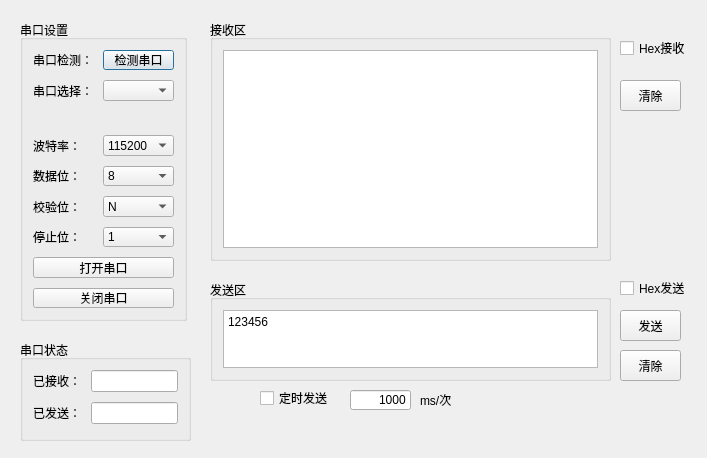
Qt form ui/ui_serial.ui (ZhenhuaWei/BaseSerialPortTool) before a commit.
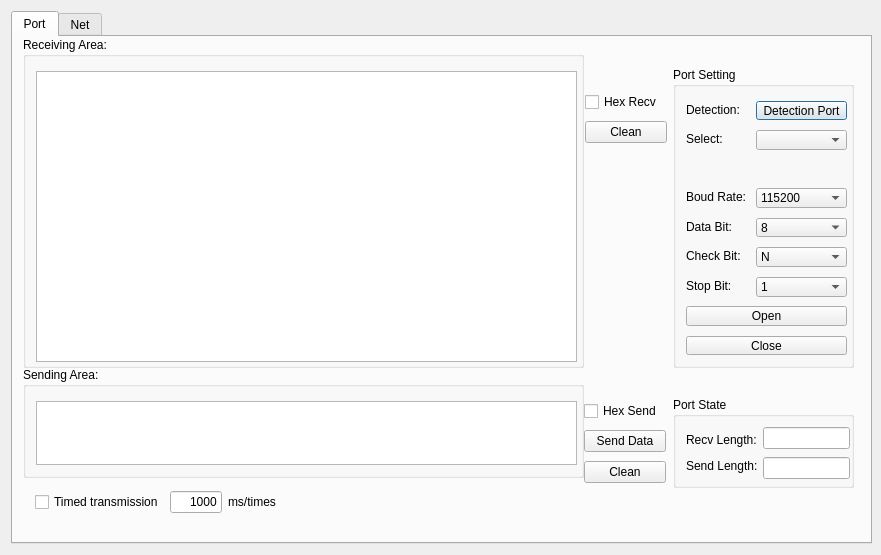
The same form after that commit.

Commit message: 1. Modify the layout, translate Chnese into English. 2. Add Net Tab.

```diff
--- a/ui/ui_serial.ui
+++ b/ui/ui_serial.ui
@@ -6,55 +6,139 @@
    <rect>
     <x>0</x>
     <y>0</y>
-    <width>707</width>
-    <height>458</height>
+    <width>881</width>
+    <height>555</height>
    </rect>
   </property>
+  <property name="minimumSize">
+   <size>
+    <width>881</width>
+    <height>555</height>
+   </size>
+  </property>
+  <property name="maximumSize">
+   <size>
+    <width>881</width>
+    <height>555</height>
+   </size>
+  </property>
   <property name="windowTitle">
    <string>Form</string>
   </property>
+  <layout class="QGridLayout" name="gridLayout">
+   <property name="rightMargin">
+    <number>9</number>
+   </property>
+   <item row="0" column="0">
+    <widget class="QTabWidget" name="tabWidget">
+     <property name="maximumSize">
+      <size>
+       <width>863</width>
+       <height>537</height>
+      </size>
+     </property>
+     <property name="currentIndex">
+      <number>0</number>
+     </property>
+     <widget class="QWidget" name="port_tab">
+      <attribute name="title">
+       <string>Port</string>
+      </attribute>
   <widget class="QGroupBox" name="formGroupBox">
    <property name="geometry">
     <rect>
-     <x>20</x>
-     <y>20</y>
-     <width>167</width>
+         <x>660</x>
+         <y>360</y>
+         <width>181</width>
+         <height>91</height>
+        </rect>
+       </property>
+       <property name="title">
+        <string>Port State</string>
+       </property>
+       <widget class="QLabel" name="label">
+        <property name="geometry">
+         <rect>
+          <x>13</x>
+          <y>34</y>
+          <width>81</width>
+          <height>18</height>
+         </rect>
+        </property>
+        <property name="text">
+         <string>Recv Length:</string>
+        </property>
+       </widget>
+       <widget class="QLabel" name="label_2">
+        <property name="geometry">
+         <rect>
+          <x>13</x>
+          <y>60</y>
+          <width>81</width>
+          <height>18</height>
+         </rect>
+        </property>
+        <property name="text">
+         <string>Send Length:</string>
+        </property>
+       </widget>
+       <widget class="QLineEdit" name="lineEdit">
+        <property name="geometry">
+         <rect>
+          <x>90</x>
+          <y>30</y>
+          <width>87</width>
+          <height>22</height>
+         </rect>
+        </property>
+       </widget>
+       <widget class="QLineEdit" name="lineEdit_2">
+        <property name="geometry">
+         <rect>
+          <x>90</x>
+          <y>60</y>
+          <width>87</width>
+          <height>22</height>
+         </rect>
+        </property>
+       </widget>
+      </widget>
+      <widget class="QGroupBox" name="formGroupBox">
+       <property name="geometry">
+        <rect>
+         <x>660</x>
+         <y>30</y>
+         <width>181</width>
      <height>301</height>
     </rect>
    </property>
    <property name="title">
-    <string>串口设置</string>
-   </property>
-   <layout class="QFormLayout" name="formLayout">
-    <property name="horizontalSpacing">
-     <number>10</number>
-    </property>
-    <property name="verticalSpacing">
-     <number>10</number>
-    </property>
-    <property name="leftMargin">
-     <number>10</number>
-    </property>
-    <property name="topMargin">
-     <number>10</number>
-    </property>
-    <property name="rightMargin">
-     <number>10</number>
-    </property>
-    <property name="bottomMargin">
-     <number>10</number>
-    </property>
-    <item row="0" column="0">
+        <string>Port Setting</string>
+       </property>
      <widget class="QLabel" name="s1__lb_1">
+        <property name="geometry">
+         <rect>
+          <x>13</x>
+          <y>34</y>
+          <width>60</width>
+          <height>18</height>
+         </rect>
+        </property>
       <property name="text">
-       <string>串口检测：</string>
-      </property>
-     </widget>
-    </item>
-    <item row="0" column="1">
+         <string>Detection:</string>
+        </property>
+       </widget>
      <widget class="QPushButton" name="s1__box_1">
+        <property name="geometry">
+         <rect>
+          <x>83</x>
+          <y>34</y>
+          <width>91</width>
+          <height>19</height>
+         </rect>
+        </property>
       <property name="text">
-       <string>检测串口</string>
+         <string>Detection Port</string>
       </property>
       <property name="autoRepeatInterval">
        <number>100</number>
@@ -63,26 +147,51 @@
        <bool>true</bool>
       </property>
      </widget>
-    </item>
-    <item row="1" column="0">
      <widget class="QLabel" name="s1__lb_2">
+        <property name="geometry">
+         <rect>
+          <x>13</x>
+          <y>63</y>
+          <width>60</width>
+          <height>18</height>
+         </rect>
+        </property>
       <property name="text">
-       <string>串口选择：</string>
-      </property>
-     </widget>
-    </item>
-    <item row="1" column="1">
-     <widget class="QComboBox" name="s1__box_2"/>
-    </item>
-    <item row="3" column="0">
+         <string>Select:</string>
+        </property>
+       </widget>
+       <widget class="QComboBox" name="s1__box_2">
+        <property name="geometry">
+         <rect>
+          <x>83</x>
+          <y>63</y>
+          <width>91</width>
+          <height>20</height>
+         </rect>
+        </property>
+       </widget>
      <widget class="QLabel" name="s1__lb_3">
+        <property name="geometry">
+         <rect>
+          <x>13</x>
+          <y>121</y>
+          <width>61</width>
+          <height>18</height>
+         </rect>
+        </property>
       <property name="text">
-       <string>波特率：</string>
-      </property>
-     </widget>
-    </item>
-    <item row="3" column="1">
+         <string>Boud Rate:</string>
+        </property>
+       </widget>
      <widget class="QComboBox" name="s1__box_3">
+        <property name="geometry">
+         <rect>
+          <x>83</x>
+          <y>121</y>
+          <width>91</width>
+          <height>20</height>
+         </rect>
+        </property>
       <item>
        <property name="text">
         <string>115200</string>
@@ -143,17 +252,34 @@
         <string>460800</string>
        </property>
       </item>
-     </widget>
-    </item>
-    <item row="4" column="0">
+        <item>
+         <property name="text">
+          <string>3000000</string>
+         </property>
+        </item>
+       </widget>
      <widget class="QLabel" name="s1__lb_4">
+        <property name="geometry">
+         <rect>
+          <x>13</x>
+          <y>151</y>
+          <width>61</width>
+          <height>18</height>
+         </rect>
+        </property>
       <property name="text">
-       <string>数据位：</string>
-      </property>
-     </widget>
-    </item>
-    <item row="4" column="1">
+         <string>Data Bit:</string>
+        </property>
+       </widget>
      <widget class="QComboBox" name="s1__box_4">
+        <property name="geometry">
+         <rect>
+          <x>83</x>
+          <y>151</y>
+          <width>91</width>
+          <height>19</height>
+         </rect>
+        </property>
       <item>
        <property name="text">
         <string>8</string>
@@ -175,55 +301,97 @@
        </property>
       </item>
      </widget>
-    </item>
-    <item row="5" column="0">
      <widget class="QLabel" name="s1__lb_5">
+        <property name="geometry">
+         <rect>
+          <x>13</x>
+          <y>180</y>
+          <width>61</width>
+          <height>18</height>
+         </rect>
+        </property>
       <property name="text">
-       <string>校验位：</string>
-      </property>
-     </widget>
-    </item>
-    <item row="5" column="1">
+         <string>Check Bit:</string>
+        </property>
+       </widget>
      <widget class="QComboBox" name="s1__box_5">
+        <property name="geometry">
+         <rect>
+          <x>83</x>
+          <y>180</y>
+          <width>91</width>
+          <height>20</height>
+         </rect>
+        </property>
       <item>
        <property name="text">
         <string>N</string>
        </property>
       </item>
      </widget>
-    </item>
-    <item row="7" column="0" colspan="2">
      <widget class="QPushButton" name="open_button">
+        <property name="geometry">
+         <rect>
+          <x>13</x>
+          <y>239</y>
+          <width>161</width>
+          <height>20</height>
+         </rect>
+        </property>
       <property name="text">
-       <string>打开串口</string>
-      </property>
-     </widget>
-    </item>
-    <item row="8" column="0" colspan="2">
+         <string>Open</string>
+        </property>
+       </widget>
      <widget class="QPushButton" name="close_button">
+        <property name="geometry">
+         <rect>
+          <x>13</x>
+          <y>269</y>
+          <width>161</width>
+          <height>19</height>
+         </rect>
+        </property>
       <property name="text">
-       <string>关闭串口</string>
-      </property>
-     </widget>
-    </item>
-    <item row="6" column="0">
+         <string>Close</string>
+        </property>
+       </widget>
      <widget class="QLabel" name="s1__lb_6">
+        <property name="geometry">
+         <rect>
+          <x>13</x>
+          <y>210</y>
+          <width>48</width>
+          <height>18</height>
+         </rect>
+        </property>
       <property name="text">
-       <string>停止位：</string>
-      </property>
-     </widget>
-    </item>
-    <item row="6" column="1">
+         <string>Stop Bit:</string>
+        </property>
+       </widget>
      <widget class="QComboBox" name="s1__box_6">
+        <property name="geometry">
+         <rect>
+          <x>83</x>
+          <y>210</y>
+          <width>91</width>
+          <height>20</height>
+         </rect>
+        </property>
       <item>
        <property name="text">
         <string>1</string>
        </property>
       </item>
      </widget>
-    </item>
-    <item row="2" column="0" colspan="2">
      <widget class="QLabel" name="state_label">
+        <property name="geometry">
+         <rect>
+          <x>13</x>
+          <y>93</y>
+          <width>151</width>
+          <height>18</height>
+         </rect>
+        </property>
       <property name="text">
        <string/>
       </property>
@@ -237,217 +405,79 @@
        <set>Qt::AlignRight|Qt::AlignTrailing|Qt::AlignVCenter</set>
       </property>
      </widget>
-    </item>
-   </layout>
   </widget>
   <widget class="QGroupBox" name="verticalGroupBox">
    <property name="geometry">
     <rect>
-     <x>210</x>
-     <y>20</y>
-     <width>401</width>
-     <height>241</height>
+         <x>10</x>
+         <y>0</y>
+         <width>561</width>
+         <height>331</height>
     </rect>
    </property>
    <property name="title">
-    <string>接收区</string>
-   </property>
-   <layout class="QVBoxLayout" name="verticalLayout">
-    <property name="leftMargin">
-     <number>10</number>
-    </property>
-    <property name="topMargin">
-     <number>10</number>
-    </property>
-    <property name="rightMargin">
-     <number>10</number>
-    </property>
-    <property name="bottomMargin">
-     <number>10</number>
-    </property>
-    <item>
-     <widget class="QTextBrowser" name="s2__receive_text"/>
-    </item>
-   </layout>
+        <string>Receiving Area:</string>
+       </property>
+       <widget class="QTextBrowser" name="s2__receive_text">
+        <property name="geometry">
+         <rect>
+          <x>13</x>
+          <y>34</y>
+          <width>541</width>
+          <height>291</height>
+         </rect>
+        </property>
+       </widget>
   </widget>
   <widget class="QGroupBox" name="verticalGroupBox_2">
    <property name="geometry">
     <rect>
-     <x>210</x>
-     <y>280</y>
-     <width>401</width>
-     <height>101</height>
+         <x>10</x>
+         <y>330</y>
+         <width>561</width>
+         <height>111</height>
     </rect>
    </property>
    <property name="title">
-    <string>发送区</string>
-   </property>
-   <layout class="QVBoxLayout" name="verticalLayout_2">
-    <property name="leftMargin">
-     <number>10</number>
-    </property>
-    <property name="topMargin">
-     <number>10</number>
-    </property>
-    <property name="rightMargin">
-     <number>10</number>
-    </property>
-    <property name="bottomMargin">
-     <number>10</number>
-    </property>
-    <item>
+        <string>Sending Area:</string>
+       </property>
      <widget class="QTextEdit" name="s3__send_text">
+        <property name="geometry">
+         <rect>
+          <x>13</x>
+          <y>34</y>
+          <width>541</width>
+          <height>64</height>
+         </rect>
+        </property>
       <property name="html">
        <string>&lt;!DOCTYPE HTML PUBLIC &quot;-//W3C//DTD HTML 4.0//EN&quot; &quot;http://www.w3.org/TR/REC-html40/strict.dtd&quot;&gt;
 &lt;html&gt;&lt;head&gt;&lt;meta name=&quot;qrichtext&quot; content=&quot;1&quot; /&gt;&lt;style type=&quot;text/css&quot;&gt;
 p, li { white-space: pre-wrap; }
 &lt;/style&gt;&lt;/head&gt;&lt;body style=&quot; font-family:'Sans Serif'; font-size:9pt; font-weight:400; font-style:normal;&quot;&gt;
-&lt;p style=&quot; margin-top:0px; margin-bottom:0px; margin-left:0px; margin-right:0px; -qt-block-indent:0; text-indent:0px;&quot;&gt;&lt;span style=&quot; font-family:'SimSun';&quot;&gt;123456&lt;/span&gt;&lt;/p&gt;&lt;/body&gt;&lt;/html&gt;</string>
-      </property>
-     </widget>
-    </item>
-   </layout>
-  </widget>
-  <widget class="QPushButton" name="s3__send_button">
+&lt;p style=&quot;-qt-paragraph-type:empty; margin-top:0px; margin-bottom:0px; margin-left:0px; margin-right:0px; -qt-block-indent:0; text-indent:0px;&quot;&gt;&lt;br /&gt;&lt;/p&gt;&lt;/body&gt;&lt;/html&gt;</string>
+        </property>
+       </widget>
+      </widget>
+      <widget class="QWidget" name="layoutWidget">
    <property name="geometry">
     <rect>
-     <x>620</x>
-     <y>310</y>
-     <width>61</width>
-     <height>31</height>
-    </rect>
-   </property>
-   <property name="text">
-    <string>发送</string>
-   </property>
-  </widget>
-  <widget class="QPushButton" name="s3__clear_button">
-   <property name="geometry">
-    <rect>
-     <x>620</x>
-     <y>350</y>
-     <width>61</width>
-     <height>31</height>
-    </rect>
-   </property>
-   <property name="text">
-    <string>清除</string>
-   </property>
-  </widget>
-  <widget class="QGroupBox" name="formGroupBox">
-   <property name="geometry">
-    <rect>
-     <x>20</x>
-     <y>340</y>
-     <width>171</width>
-     <height>101</height>
-    </rect>
-   </property>
-   <property name="title">
-    <string>串口状态</string>
-   </property>
-   <layout class="QFormLayout" name="formLayout_2">
-    <property name="horizontalSpacing">
-     <number>10</number>
-    </property>
-    <property name="verticalSpacing">
-     <number>10</number>
-    </property>
-    <property name="leftMargin">
-     <number>10</number>
-    </property>
-    <property name="topMargin">
-     <number>10</number>
-    </property>
-    <property name="rightMargin">
-     <number>10</number>
-    </property>
-    <property name="bottomMargin">
-     <number>10</number>
-    </property>
-    <item row="0" column="0">
-     <widget class="QLabel" name="label">
-      <property name="text">
-       <string>已接收：</string>
-      </property>
-     </widget>
-    </item>
-    <item row="1" column="0">
-     <widget class="QLabel" name="label_2">
-      <property name="text">
-       <string>已发送：</string>
-      </property>
-     </widget>
-    </item>
-    <item row="0" column="1">
-     <widget class="QLineEdit" name="lineEdit"/>
-    </item>
-    <item row="1" column="1">
-     <widget class="QLineEdit" name="lineEdit_2"/>
-    </item>
-   </layout>
-  </widget>
-  <widget class="QCheckBox" name="hex_send">
-   <property name="geometry">
-    <rect>
-     <x>620</x>
-     <y>280</y>
-     <width>71</width>
-     <height>16</height>
-    </rect>
-   </property>
-   <property name="text">
-    <string>Hex发送</string>
-   </property>
-  </widget>
-  <widget class="QCheckBox" name="hex_receive">
-   <property name="geometry">
-    <rect>
-     <x>620</x>
-     <y>40</y>
-     <width>71</width>
-     <height>16</height>
-    </rect>
-   </property>
-   <property name="text">
-    <string>Hex接收</string>
-   </property>
-  </widget>
-  <widget class="QPushButton" name="s2__clear_button">
-   <property name="geometry">
-    <rect>
-     <x>620</x>
-     <y>80</y>
-     <width>61</width>
-     <height>31</height>
-    </rect>
-   </property>
-   <property name="text">
-    <string>清除</string>
-   </property>
-  </widget>
+         <x>22</x>
+         <y>451</y>
+         <width>241</width>
+         <height>28</height>
+        </rect>
+       </property>
+       <layout class="QHBoxLayout" name="horizontalLayout">
+        <item>
   <widget class="QCheckBox" name="timer_send_cb">
-   <property name="geometry">
-    <rect>
-     <x>260</x>
-     <y>390</y>
-     <width>71</width>
-     <height>16</height>
-    </rect>
-   </property>
    <property name="text">
-    <string>定时发送</string>
-   </property>
-  </widget>
+           <string>Timed transmission</string>
+          </property>
+         </widget>
+        </item>
+        <item>
   <widget class="QLineEdit" name="lineEdit_3">
-   <property name="geometry">
-    <rect>
-     <x>350</x>
-     <y>390</y>
-     <width>61</width>
-     <height>20</height>
-    </rect>
-   </property>
    <property name="text">
     <string>1000</string>
    </property>
@@ -455,31 +485,84 @@
     <set>Qt::AlignRight|Qt::AlignTrailing|Qt::AlignVCenter</set>
    </property>
   </widget>
+        </item>
+        <item>
   <widget class="QLabel" name="dw">
+          <property name="text">
+           <string>ms/times</string>
+          </property>
+         </widget>
+        </item>
+       </layout>
+      </widget>
+      <widget class="QWidget" name="layoutWidget">
    <property name="geometry">
     <rect>
-     <x>420</x>
-     <y>390</y>
-     <width>54</width>
-     <height>20</height>
-    </rect>
-   </property>
+         <x>572</x>
+         <y>52</y>
+         <width>82</width>
+         <height>58</height>
+        </rect>
+       </property>
+       <layout class="QVBoxLayout" name="verticalLayout">
+        <item>
+         <widget class="QCheckBox" name="hex_receive">
    <property name="text">
-    <string>ms/次</string>
-   </property>
-  </widget>
-  <zorder>verticalGroupBox</zorder>
-  <zorder>verticalGroupBox_2</zorder>
-  <zorder>formGroupBox</zorder>
-  <zorder>s3__send_button</zorder>
-  <zorder>s3__clear_button</zorder>
-  <zorder>formGroupBox</zorder>
-  <zorder>hex_send</zorder>
-  <zorder>hex_receive</zorder>
-  <zorder>s2__clear_button</zorder>
-  <zorder>timer_send_cb</zorder>
-  <zorder>lineEdit_3</zorder>
-  <zorder>dw</zorder>
+           <string>Hex Recv</string>
+          </property>
+         </widget>
+        </item>
+        <item>
+         <widget class="QPushButton" name="s2__clear_button">
+          <property name="text">
+           <string>Clean</string>
+          </property>
+         </widget>
+        </item>
+       </layout>
+      </widget>
+      <widget class="QWidget" name="layoutWidget">
+       <property name="geometry">
+        <rect>
+         <x>571</x>
+         <y>361</y>
+         <width>82</width>
+         <height>90</height>
+        </rect>
+       </property>
+       <layout class="QVBoxLayout" name="verticalLayout_2">
+        <item>
+         <widget class="QCheckBox" name="hex_send">
+          <property name="text">
+           <string>Hex Send</string>
+          </property>
+         </widget>
+        </item>
+        <item>
+         <widget class="QPushButton" name="s3__send_button">
+          <property name="text">
+           <string>Send Data</string>
+          </property>
+         </widget>
+        </item>
+        <item>
+         <widget class="QPushButton" name="s3__clear_button">
+          <property name="text">
+           <string>Clean</string>
+          </property>
+         </widget>
+        </item>
+       </layout>
+      </widget>
+     </widget>
+     <widget class="QWidget" name="net_tab">
+      <attribute name="title">
+       <string>Net</string>
+      </attribute>
+     </widget>
+    </widget>
+   </item>
+  </layout>
  </widget>
  <resources/>
  <connections/>
```
Left out of the diff: 4 changed lines with no effect on the pictures. Lines whose indentation alone changed are shown as unchanged. The commit also changes 2 other files.
